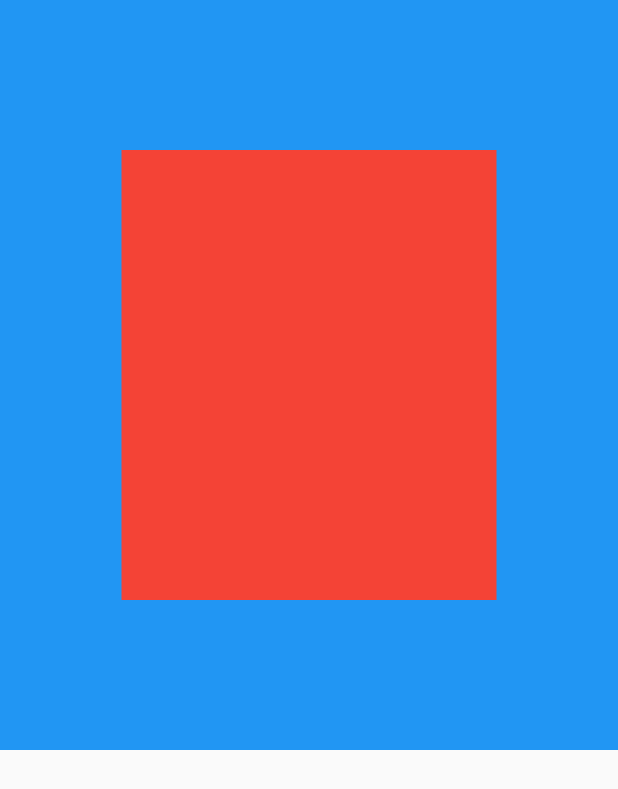
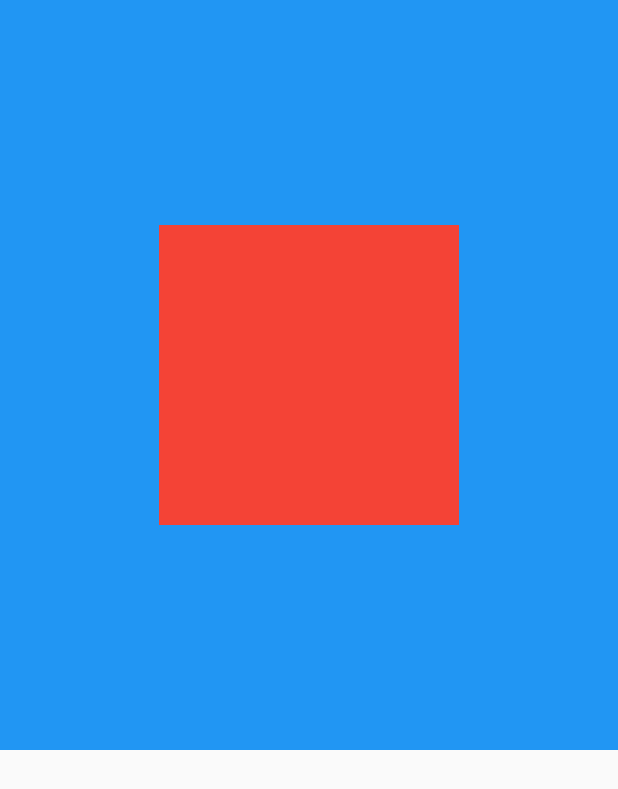
Before and after one commit to khanian/flutter_layout_example, a Flutter app: the screen it shows after launch, on a phone screen of 412 x 824 dp. Shown: the top 789 px of the screen. Run offline on Flutter 3.47's test engine with Material 2 defaults, Android fonts, the phone set to English and light mode, and no system bars.

Commit message:
Constraints BoxConstraints tight

```diff
--- a/lib/main.dart
+++ b/lib/main.dart
@@ -31,12 +31,7 @@ class ConstraintWidget extends StatelessWidget {
       color: Colors.blue,
       child: Center(
         child: Container(
-          constraints: const BoxConstraints(
-            minHeight: 200,
-            minWidth: 200,
-            maxHeight: 300,
-            maxWidth: 250,
-          ),
+          constraints: BoxConstraints.tight(Size(200, 200)),
           height: 300,
           width: 300,
           color: Colors.red,
```
